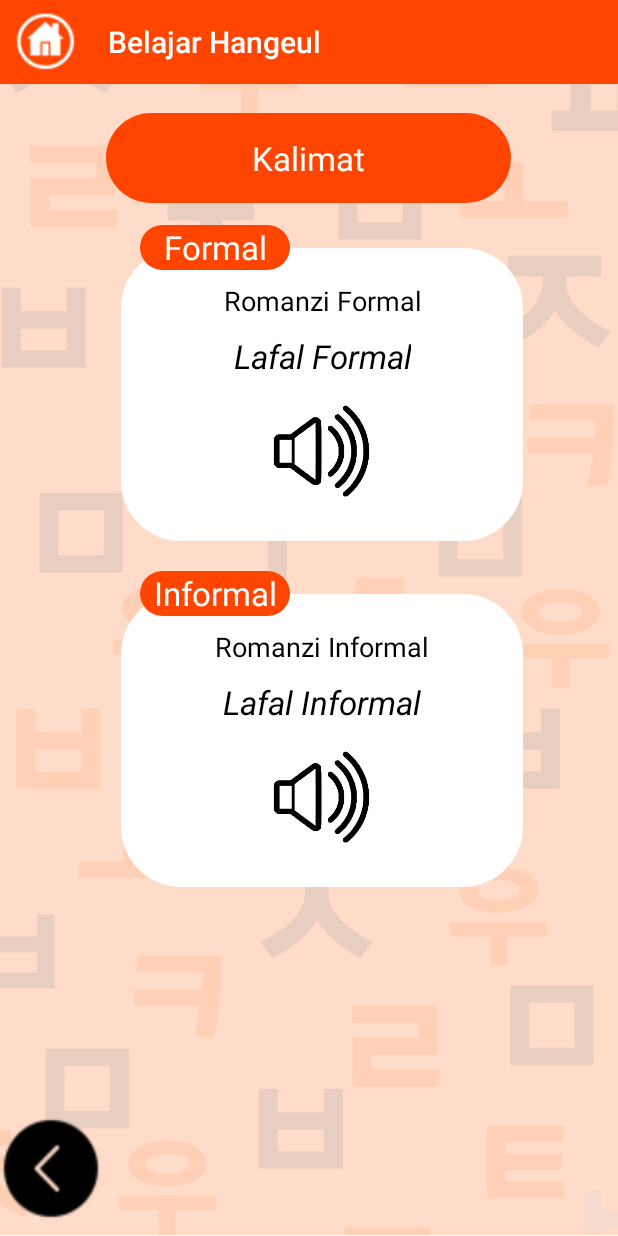
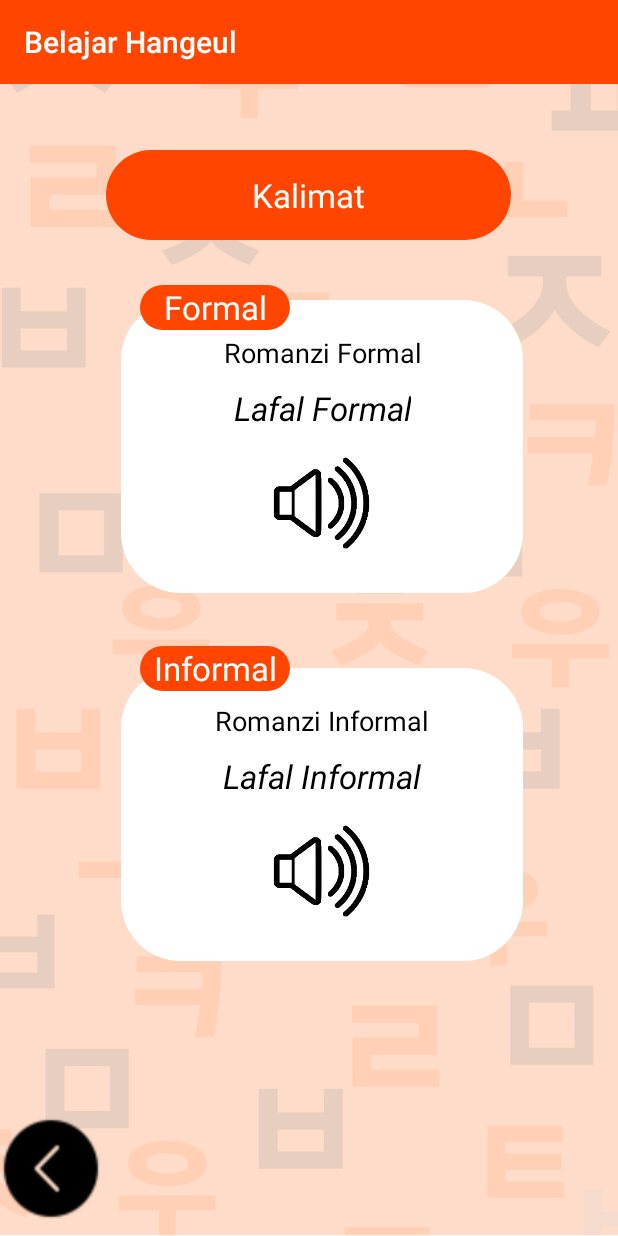
Before and after one commit to wirdakurnia/Deteksi-Hangeul, an Android app: the fragment FragmentSoundKalimat placed in its activity, on a phone screen of 412 x 824 dp. Run offline under Robolectric (Android 15) with nearby library versions, the phone set to English and light mode, and no system bars; our stand-ins replace Firebase (no records; nobody signed in at launch, a user with empty details on screens opened directly); 1 statement that could not run was skipped.

Commit message:
xml layout

```diff
--- a/app/src/main/java/com/wirnin/hanguldetection/Fragment/FragmentSoundKalimat.java
+++ b/app/src/main/java/com/wirnin/hanguldetection/Fragment/FragmentSoundKalimat.java
@@ -53,16 +53,6 @@ public class FragmentSoundKalimat extends Fragment {
 
         Toolbar toolbar = rootview.findViewById(R.id.toolbar);
         toolbar.setTitle(R.string.app_name);
-        toolbar.setNavigationIcon(R.drawable.homekecil);
-        toolbar.setNavigationOnClickListener(
-                new View.OnClickListener() {
-                    @Override
-                    public void onClick(View v) {
-                        Intent backhome = new Intent(getActivity(), MenuUtama.class);
-                        startActivity(backhome);
-                    }
-                }
-        );
 
 
         txtArti = rootview.findViewById(R.id.txtArti);
--- a/app/src/main/res/layout/activity_menu_utama.xml
+++ b/app/src/main/res/layout/activity_menu_utama.xml
@@ -29,6 +29,7 @@
         android:text="      PELAFALAN HANGEUL"
         android:textColor="@color/white"
         android:textSize="10pt"
+        android:layout_marginTop="40dp"
         app:layout_constraintBottom_toBottomOf="parent"
         app:layout_constraintEnd_toEndOf="parent"
         app:layout_constraintHorizontal_bias="0.648"
@@ -139,6 +140,7 @@
         android:onClick="keMenuPercakapan"
         android:textColor="@color/white"
         android:textSize="10pt"
+        android:layout_marginBottom="40dp"
         app:layout_constraintEnd_toEndOf="parent"
         app:layout_constraintHorizontal_bias="0.65"
         app:layout_constraintStart_toStartOf="parent"
--- a/app/src/main/res/layout/fragment_sound_kalimat.xml
+++ b/app/src/main/res/layout/fragment_sound_kalimat.xml
@@ -35,7 +35,7 @@
         android:id="@+id/ln"
         android:layout_width="270dp"
         android:layout_height="60dp"
-        android:layout_marginTop="75dp"
+        android:layout_marginTop="100dp"
         android:background="@drawable/button_pilih"
         app:layout_constraintEnd_toEndOf="parent"
         app:layout_constraintHorizontal_bias="0.498"
@@ -56,7 +56,7 @@
         android:id="@+id/layout"
         android:layout_width="100dp"
         android:layout_height="30dp"
-        android:layout_marginTop="150dp"
+        android:layout_marginTop="190dp"
         android:background="@drawable/button_pilih"
         app:layout_constraintEnd_toEndOf="parent"
         app:layout_constraintHorizontal_bias="0.3"
@@ -77,7 +77,7 @@
         android:id="@+id/layout2"
         android:layout_width="100dp"
         android:layout_height="30dp"
-        android:layout_marginTop="20dp"
+        android:layout_marginTop="35dp"
         android:background="@drawable/button_pilih"
         app:layout_constraintEnd_toEndOf="parent"
         app:layout_constraintHorizontal_bias="0.3"
@@ -98,7 +98,7 @@
         android:id="@+id/linearLayout3"
         android:layout_width="268dp"
         android:layout_height="195dp"
-        android:layout_marginTop="35dp"
+        android:layout_marginTop="50dp"
         android:background="@drawable/kotak_putih"
         android:elevation="-5dp"
         android:gravity="center"
@@ -141,7 +141,7 @@
         android:id="@+id/linearLayout4"
         android:layout_width="268dp"
         android:layout_height="195dp"
-        android:layout_marginTop="165dp"
+        android:layout_marginTop="200dp"
         android:background="@drawable/kotak_putih"
         android:elevation="-5dp"
         android:gravity="center"
--- a/app/src/main/res/layout/fragment_tulis_hangul.xml
+++ b/app/src/main/res/layout/fragment_tulis_hangul.xml
@@ -75,6 +75,7 @@
                 android:id="@+id/img_alur"
                 android:layout_width="90dp"
                 android:layout_height="60dp"
+                android:background="@drawable/kotak_alur"
                 android:layout_alignParentStart="true"
                 android:layout_alignParentTop="true"
                 android:layout_marginStart="0dp"
--- a/app/src/main/res/layout/item_kalimat.xml
+++ b/app/src/main/res/layout/item_kalimat.xml
@@ -2,7 +2,7 @@
 <androidx.constraintlayout.widget.ConstraintLayout
     xmlns:android="http://schemas.android.com/apk/res/android"
     xmlns:app="http://schemas.android.com/apk/res-auto"
-    android:layout_width="320dp"
+    android:layout_width="370dp"
     android:layout_height="wrap_content"
     android:layout_marginLeft="20dp"
     android:layout_marginRight="20dp"
```
Also changed, not shown: app/src/main/java/com/wirnin/hanguldetection/Activity/LatihanActivity.java (+0 -10 lines), app/src/main/java/com/wirnin/hanguldetection/Fragment/FragmentSoundHuruf.java (+0 -10 lines), app/src/main/java/com/wirnin/hanguldetection/Fragment/FragmentSoundKata.java (+0 -10 lines), app/src/main/java/com/wirnin/hanguldetection/Fragment/FragmentTulisHangul.java (+0 -10 lines).
